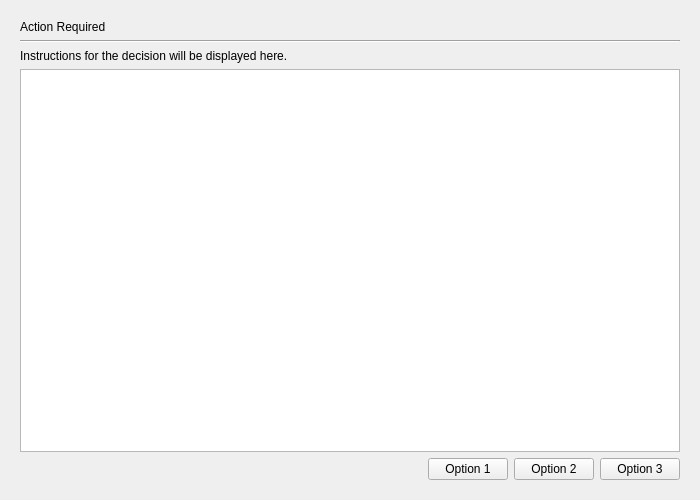
Before: the Qt Designer form gui/decision_page.ui in mariolewis/asdf_factory, drawn with Qt 5.
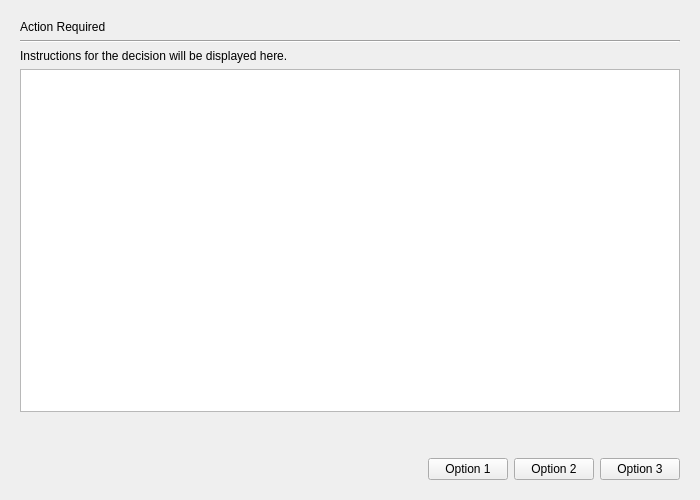
After: the same form once the commit is applied.

Commit message:
fix: Correct DecisionPage layout for non-detail views
Added a vertical spacer and adjusted layout stretch factors in the DecisionPage UI to ensure content remains top-aligned when the details text box is hidden. Simplified the configure call for the backlog gateway decision.

Diff of the .ui file:
```diff
--- a/gui/decision_page.ui
+++ b/gui/decision_page.ui
@@ -13,7 +13,7 @@
   <property name="windowTitle">
    <string>Form</string>
   </property>
-  <layout class="QVBoxLayout" name="verticalLayout" stretch="0,0,0,1,0">
+  <layout class="QVBoxLayout" name="verticalLayout" stretch="0,0,0,1,0,0">
    <property name="leftMargin">
     <number>20</number>
    </property>
@@ -57,6 +57,22 @@
       </property>
      </widget>
     </item>
+    <item>
+        <spacer name="verticalSpacer">
+         <property name="orientation">
+          <enum>Qt::Vertical</enum>
+         </property>
+         <property name="sizeType">
+          <enum>QSizePolicy::Expanding</enum>
+         </property>
+         <property name="sizeHint" stdset="0">
+          <size>
+           <width>20</width>
+           <height>40</height>
+          </size>
+         </property>
+        </spacer>
+       </item>
    <item>
     <layout class="QHBoxLayout" name="buttonLayout">
      <item>
```
The commit also changes 2 other files.
